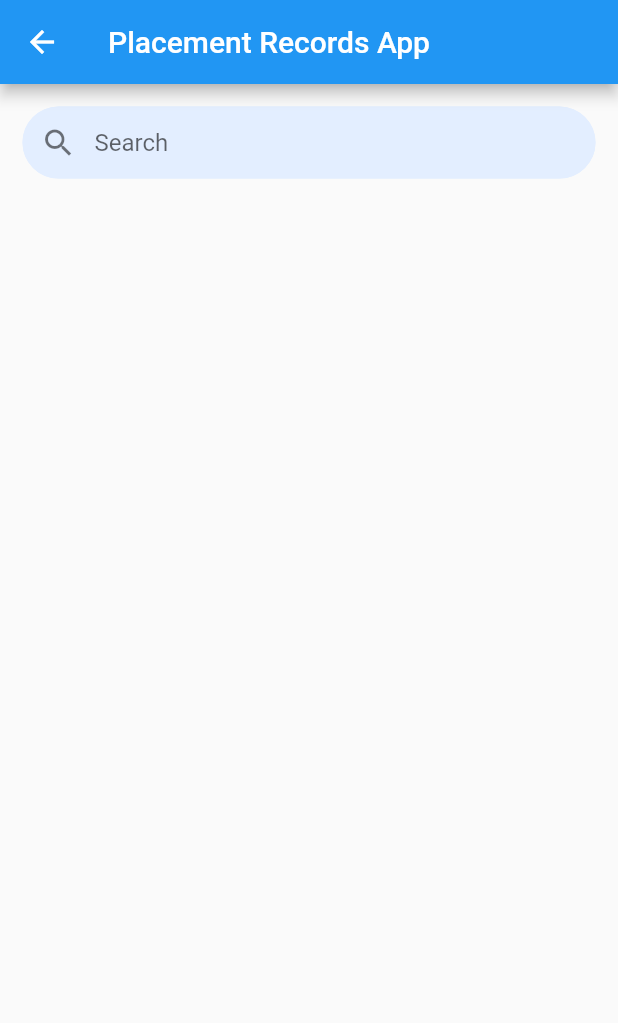
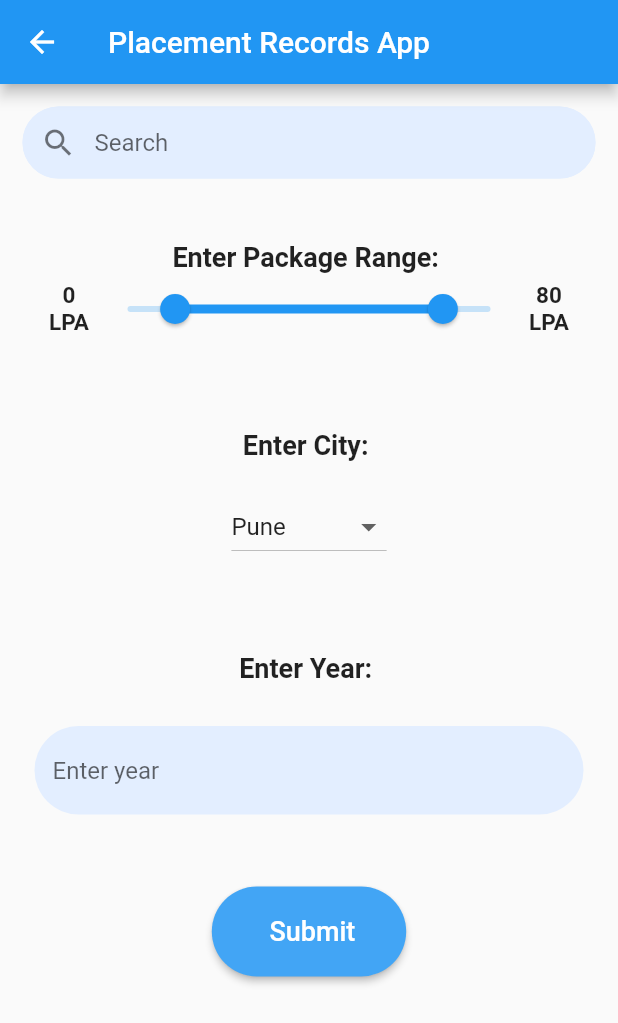
Before and after one commit to pinakmapari/Placement-Records-App, a Flutter app: the HomePage screen opened directly, on a phone screen of 412 x 824 dp. Shown: the top 1023 px of the screen. Run offline on Flutter 3.47's test engine with Material 2 defaults, Android fonts, the phone set to English and light mode, and no system bars; our stand-ins replace bottom_navy_bar, fluttertoast, url_launcher_web; missing offline and left inert: mysql1.

Commit message:
student ui

```diff
--- a/lib/backend/back.dart
+++ b/lib/backend/back.dart
@@ -44,7 +44,7 @@ class _BackState extends State<Back> {
       "location": "Pune"
     });
     // Starting Web Call with data.
-    var response = await http.post(url, body: json.encode(data));
+    var response = await http.post(Uri.parse(url), body: json.encode(data));
 
     // Getting Server response into variable.
     var message = jsonDecode(response.body);
--- /dev/null
+++ b/lib/components/cityfilter.dart
@@ -0,0 +1,57 @@
+// ignore_for_file: prefer_const_constructors, unused_local_variable
+
+import 'package:flutter/cupertino.dart';
+import 'package:flutter/material.dart';
+import 'package:flutter/rendering.dart';
+
+class CityFilter extends StatefulWidget {
+  const CityFilter({Key? key}) : super(key: key);
+
+  @override
+  _CityFilterState createState() => _CityFilterState();
+}
+
+class _CityFilterState extends State<CityFilter> {
+  int _value = 1;
+  @override
+  Widget build(BuildContext context) {
+    return Container(
+      padding: EdgeInsets.all(20),
+      child: DropdownButton(
+          value: _value,
+          // ignore: prefer_const_literals_to_create_immutables
+          items: [
+            DropdownMenuItem(
+              child: Text("Pune"),
+              value: 1,
+            ),
+            DropdownMenuItem(
+              child: Text("Mumbai"),
+              value: 2,
+            ),
+            DropdownMenuItem(
+              child: Text("Delhi"),
+              value: 3,
+            ),
+            DropdownMenuItem(
+              child: Text("Bengluru"),
+              value: 4,
+            ),
+            DropdownMenuItem(
+              child: Text("Hyderabad"),
+              value: 5,
+            ),
+            DropdownMenuItem(
+              child: Text("Kolkata"),
+              value: 6,
+            )
+          ],
+          onChanged: (value) {
+            setState(() {
+              Object? _value = value;
+            });
+          },
+          hint: Text("Select item")),
+    );
+  }
+}
--- /dev/null
+++ b/lib/components/customtheme.dart
@@ -0,0 +1,47 @@
+// ignore_for_file: prefer_const_constructors
+
+import 'package:flutter/material.dart';
+
+class CustomSliderTheme extends StatelessWidget {
+  final Widget child;
+
+  const CustomSliderTheme({
+    required this.child,
+    Key ? key,
+  }) : super(key: key);
+
+  @override
+  Widget build(BuildContext context) {
+    const double thumbRadius = 14;
+    const double tickMarkRadius = 8;
+
+    final activeColor = Color.fromRGBO(255, 0, 77, 1);
+    final inactiveColor = Color.fromRGBO(109, 114, 120, 1);
+
+    return SliderTheme(
+      data: SliderThemeData(
+        trackHeight: 5,
+
+        /// Thumb
+        rangeThumbShape: RoundRangeSliderThumbShape(
+          disabledThumbRadius: thumbRadius,
+          enabledThumbRadius: thumbRadius,
+        ),
+
+        /// Tick Mark
+        rangeTickMarkShape:
+            RoundRangeSliderTickMarkShape(tickMarkRadius: tickMarkRadius),
+
+        /// Inactive
+        inactiveTickMarkColor: inactiveColor,
+        inactiveTrackColor: inactiveColor,
+
+        /// Active
+        thumbColor: activeColor,
+        activeTrackColor: activeColor,
+        activeTickMarkColor: activeColor,
+      ),
+      child: child,
+    );
+  }
+}
--- /dev/null
+++ b/lib/components/rangeslider.dart
@@ -0,0 +1,83 @@
+// ignore_for_file: prefer_const_constructors, sized_box_for_whitespace, unnecessary_this, prefer_const_declarations, prefer_const_constructors_in_immutables, duplicate_ignore
+
+import 'package:flutter/material.dart';
+import 'package:placement_records/components/utils.dart';
+
+class RangeSliderLabelWidget extends StatefulWidget {
+  RangeSliderLabelWidget({Key? key}) : super(key: key);
+
+  @override
+  _RangeSliderLabelWidgetState createState() => _RangeSliderLabelWidgetState();
+}
+
+class _RangeSliderLabelWidgetState extends State<RangeSliderLabelWidget> {
+  RangeValues values = RangeValues(10, 70);
+  RangeValues valuesBottom = RangeValues(0, 2);
+
+  @override
+  Widget build(BuildContext context) => SliderTheme(
+        data: SliderThemeData(
+          /// ticks in between
+          activeTickMarkColor: Colors.transparent,
+          inactiveTickMarkColor: Colors.transparent,
+        ),
+        child: Column(
+          mainAxisAlignment: MainAxisAlignment.center,
+          children: [
+            buildSliderSideLabel(),
+            const SizedBox(height: 16),
+          ],
+        ),
+      );
+
+  Widget buildSliderSideLabel() {
+    final double min = 0;
+    final double max = 80;
+
+    return Container(
+      margin: EdgeInsets.symmetric(horizontal: 16),
+      child: Row(
+        mainAxisAlignment: MainAxisAlignment.center,
+        children: [
+          buildSideLabel(min),
+          Expanded(
+            child: RangeSlider(
+              values: values,
+              min: min,
+              max: max,
+              divisions: 15,
+              labels: RangeLabels(
+                values.start.round().toString(),
+                values.end.round().toString(),
+              ),
+              onChanged: (values) => setState(() => this.values = values),
+            ),
+          ),
+          buildSideLabel(max),
+        ],
+      ),
+    );
+  }
+
+  Widget buildLabel({
+    required String label,
+    required Color color,
+  }) =>
+      Text(
+        label,
+        textAlign: TextAlign.center,
+        style: TextStyle(
+          fontSize: 18,
+          fontWeight: FontWeight.bold,
+        ).copyWith(color: color),
+      );
+
+  Widget buildSideLabel(double value) => Container(
+        width: 30,
+        child: Text(
+          value.round().toString() + '\nLPA',
+          style: TextStyle(fontSize: 15, fontWeight: FontWeight.w600),
+          textAlign: TextAlign.center,
+        ),
+      );
+}
--- /dev/null
+++ b/lib/components/utils.dart
@@ -0,0 +1,12 @@
+import 'package:flutter/material.dart';
+
+class Utils {
+  static List<Widget> modelBuilder<M>(
+          List<M> models, Widget Function(int index, M model) builder) =>
+      models
+          .asMap()
+          .map<int, Widget>(
+              (index, model) => MapEntry(index, builder(index, model)))
+          .values
+          .toList();
+}
--- a/lib/screens/home.dart
+++ b/lib/screens/home.dart
@@ -1,4 +1,8 @@
+// ignore_for_file: prefer_const_constructors, prefer_const_literals_to_create_immutables, avoid_unnecessary_containers, unused_local_variable, sized_box_for_whitespace
+
 import 'package:flutter/material.dart';
+import 'package:placement_records/components/cityfilter.dart';
+import 'package:placement_records/components/rangeslider.dart';
 
 class HomePage extends StatefulWidget {
   const HomePage({Key? key}) : super(key: key);
@@ -8,6 +12,8 @@ class HomePage extends StatefulWidget {
 }
 
 class _HomePageState extends State<HomePage> {
+  TextEditingController yearController = TextEditingController();
+
   String search = '';
   @override
   Widget build(BuildContext context) {
@@ -46,6 +52,79 @@ class _HomePageState extends State<HomePage> {
                 onChanged: (value) => search = value,
               ),
             ),
+            SizedBox(
+              height: 40,
+            ),
+            Container(
+              child: Column(
+                children: [
+                  Text('Enter Package Range: ',
+                      style:
+                          TextStyle(fontSize: 18, fontWeight: FontWeight.bold)),
+                ],
+              ),
+            ),
+            RangeSliderLabelWidget(),
+            SizedBox(
+              height: 40,
+            ),
+            Container(
+              child: Column(
+                mainAxisAlignment: MainAxisAlignment.start,
+                children: [
+                  Text(
+                    'Enter City: ',
+                    style: TextStyle(fontSize: 18, fontWeight: FontWeight.bold),
+                  ),
+                  CityFilter(),
+                  SizedBox(
+                    height: 40,
+                  ),
+                  Text(
+                    'Enter Year: ',
+                    style: TextStyle(fontSize: 18, fontWeight: FontWeight.bold),
+                  ),
+                  SizedBox(
+                    height: 20,
+                  ),
+                  Padding(
+                    padding: const EdgeInsets.all(8.0),
+                    child: TextField(
+                      keyboardType: TextInputType.number,
+                      controller: yearController,
+                      decoration: InputDecoration(
+                        filled: true,
+                        fillColor: Color(0xffE3EEFF),
+                        border: OutlineInputBorder(
+                            borderSide: BorderSide.none,
+                            borderRadius:
+                                BorderRadius.all(Radius.circular(40.0))),
+                        //labelText: 'Academic Year',
+                        hintText: 'Enter year',
+                      ),
+                    ),
+                  ),
+                  SizedBox(
+                    height: 40,
+                  ),
+                  Container(
+                    height: 60,
+                    child: ElevatedButton(
+
+                      child: Text("     Submit    ", style: TextStyle(fontSize: 18),),
+                      onPressed: () => print("Submit pressed"),
+                      style: ElevatedButton.styleFrom(
+                        primary: Colors.blue[400],
+                        onPrimary: Colors.white,
+                        shape: RoundedRectangleBorder(
+                          borderRadius: BorderRadius.circular(32.0),
+                        ),
+                      ),
+                    ),
+                  )
+                ],
+              ),
+            )
           ],
         ),
       ),
```
Also changed, not shown: pubspec.lock, 5 other files.
